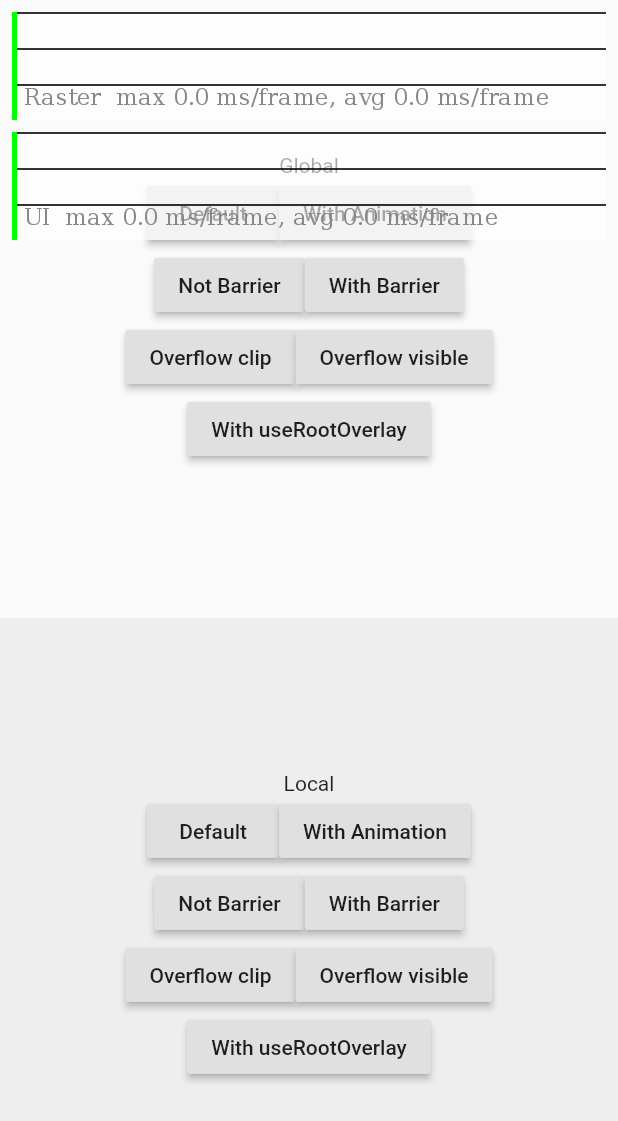
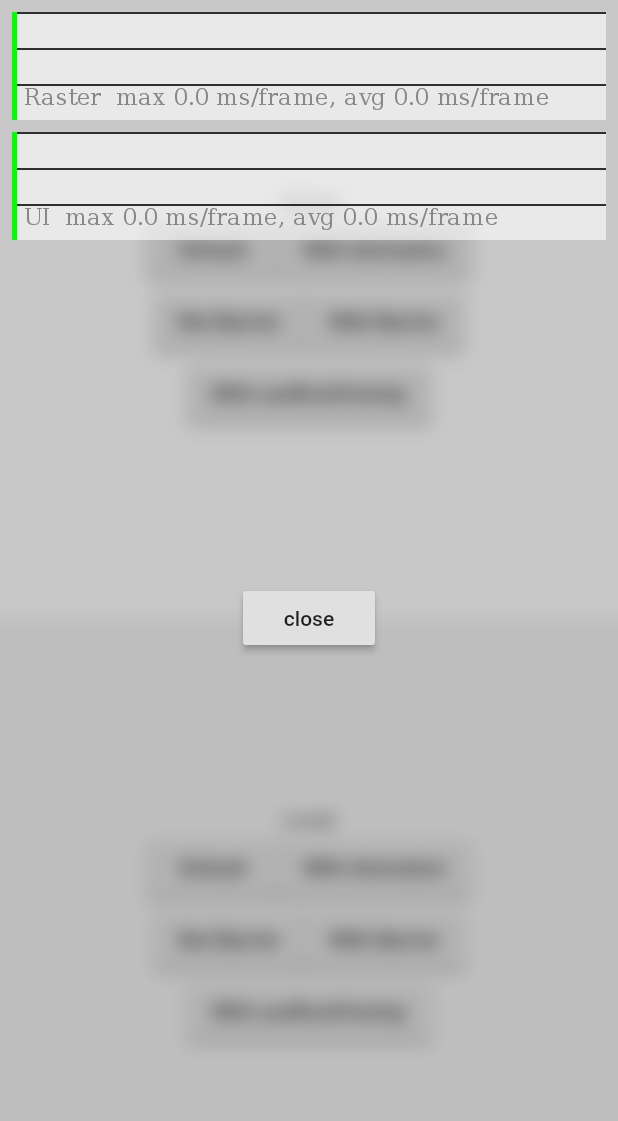
Before and after one commit to yinxulai/flutter_show_overlay, a Flutter app: the screen it shows after launch, after a tap on "With Barrier", on a phone screen of 412 x 824 dp. Shown: the top 1121 px of the screen. Run offline on Flutter 3.47's test engine with Material 2 defaults, Android fonts, the phone set to English and light mode, and no system bars.

Commit message:
update version to v1.0.8

```diff
--- a/example/lib/main.dart
+++ b/example/lib/main.dart
@@ -80,7 +80,7 @@ class Test extends StatelessWidget {
 
   showOverlayWithBarrier(BuildContext context) {
     showOverlay(
-      barrierBlur: 20,
+      barrierBlur: 6,
       context: context,
       barrierDismissible: true,
       barrierColor: Colors.black.withOpacity(0.2),
@@ -145,38 +145,6 @@ class Test extends StatelessWidget {
     );
   }
 
-  showOverlayOverflowClip(BuildContext context) {
-    showOverlay(
-      context: context,
-      overflow: Overflow.clip,
-      builder: (_, __, close) {
-        return Positioned(
-          top: -20,
-          child: RaisedButton(
-            onPressed: close,
-            child: Text('close'),
-          ),
-        );
-      },
-    );
-  }
-
-  showOverlayOverflowVisible(BuildContext context) {
-    showOverlay(
-      context: context,
-      overflow: Overflow.visible,
-      builder: (_, __, close) {
-        return Positioned(
-          top: -20,
-          child: RaisedButton(
-            onPressed: close,
-            child: Text('close'),
-          ),
-        );
-      },
-    );
-  }
-
   @override
   Widget build(BuildContext context) {
     return Center(
@@ -212,20 +180,6 @@ class Test extends StatelessWidget {
               ),
             ],
           ),
-          Row(
-            mainAxisAlignment: MainAxisAlignment.center,
-            crossAxisAlignment: CrossAxisAlignment.center,
-            children: [
-              RaisedButton(
-                onPressed: () => showOverlayOverflowClip(context),
-                child: Text('Overflow clip'),
-              ),
-              RaisedButton(
-                onPressed: () => showOverlayOverflowVisible(context),
-                child: Text('Overflow visible'),
-              ),
-            ],
-          ),
           RaisedButton(
             onPressed: () => showOverlayWithUseRootOverlay(context),
             child: Text('With useRootOverlay'),
--- a/lib/show_overlay.dart
+++ b/lib/show_overlay.dart
@@ -38,9 +38,6 @@ Function showOverlay({
   Color barrierColor,
   bool barrier = true,
   bool barrierDismissible = true,
-
-  /// [overflow] 设置针对内容超出当前 [Overlay] 部分的处理行为
-  Overflow overflow = Overflow.clip,
 }) {
   animationDuration = animationDuration ?? Duration(milliseconds: 100);
 
@@ -76,7 +73,6 @@ Function showOverlay({
         return _OverlayBarrier(
           barrier: barrier,
           blur: barrierBlur,
-          overflow: overflow,
           color: barrierColor,
           animation: animation,
           onTap: barrierDismissible ? removeEntry : null,
@@ -98,7 +94,6 @@ class _OverlayBarrier extends AnimatedWidget {
   final Widget child;
   final bool barrier;
   final Function onTap;
-  final Overflow overflow;
   final Animation<double> animation;
 
   _OverlayBarrier({
@@ -108,7 +103,6 @@ class _OverlayBarrier extends AnimatedWidget {
     Color color,
     double blur,
     this.barrier,
-    this.overflow,
     this.animation,
   })  : assert(child != null),
         this.blur = blur ?? 1.0,
@@ -157,9 +151,6 @@ class _OverlayBarrier extends AnimatedWidget {
 
     children.add(child);
 
-    return Stack(
-      children: children,
-      overflow: overflow,
-    );
+    return Stack(children: children);
   }
 }
--- a/pubspec.yaml
+++ b/pubspec.yaml
@@ -1,7 +1,7 @@
 name: show_overlay
 homepage: https://github.com/yinxulai/flutter_show_overlay
 description: Quickly and easily uses overlay with animation
-version: 1.0.7
+version: 1.0.8
 
 environment:
   sdk: ">=2.7.0 <3.0.0"
```
Also changed, not shown: example/pubspec.lock, 2 other files.
